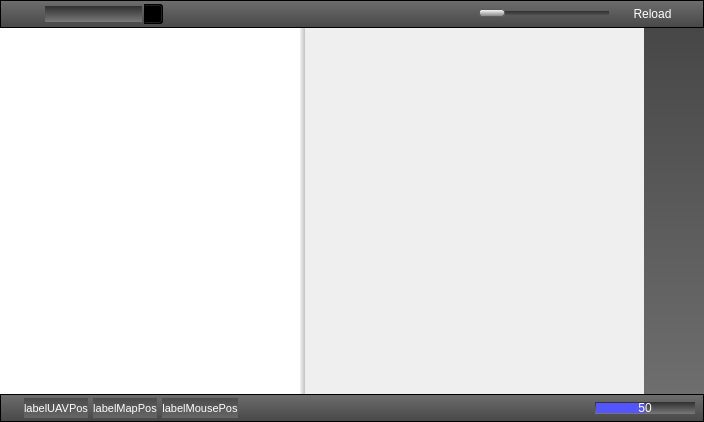
Old version of the form ground/src/plugins/opmap/opmap_widget.ui in the repository openpilot/OpenPilot.
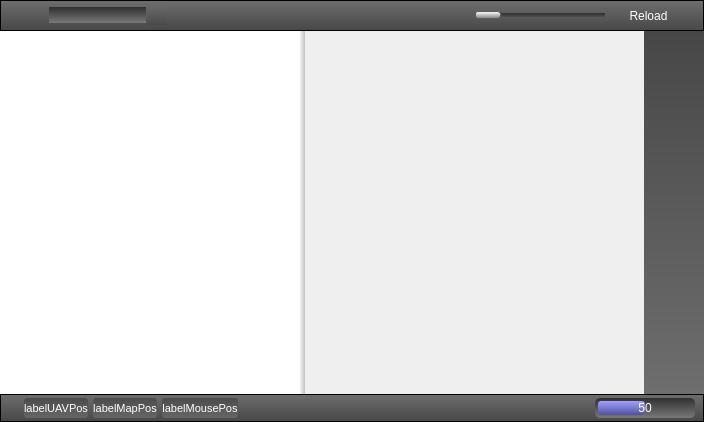
New version of the form. Icons and pictures are not drawn.

Commit message: StyleSheet adjustments on the new map plug-in

Diff of the .ui file:
```diff
--- a/ground/src/plugins/opmap/opmap_widget.ui
+++ b/ground/src/plugins/opmap/opmap_widget.ui
@@ -70,6 +70,8 @@
 /* background-color: rgba(255, 255, 255, 0); */
 background-color: qlineargradient(spread:pad, x1:0.5, y1:0, x2:0.5, y2:1, stop:0 rgba(64, 64, 64, 255), stop:1 rgba(128, 128, 128, 255));
 color: rgb(255, 255, 255);
+border: 0px; 
+border-radius: 3px;
 }
 
 QToolButton {	/* all types of tool button */ 
@@ -77,6 +79,7 @@
 color: rgb(255, 255, 255);
 /*border-style: none;*/
 border: 0px; 
+border-radius: 3px;
 }
 QToolButton:hover {
 background-color: qlineargradient(spread:pad, x1:0.5, y1:0, x2:0.5, y2:1, stop:0 rgba(255, 160, 0, 255), stop:1 rgba(160, 100, 0, 255));
@@ -90,6 +93,8 @@
 QToolButton:checked {
 background-color: qlineargradient(spread:pad, x1:0.5, y1:0, x2:0.5, y2:1, stop:0 rgba(48, 48, 48, 255), stop:1 rgba(120, 120, 120, 255));
 color: rgb(255, 255, 255);
+border: 0px; 
+border-radius: 3px;
 }
 
 QSlider::groove:horizontal {
@@ -110,17 +115,18 @@
 background-color: qlineargradient(spread:pad, x1:0.5, y1:0, x2:0.5, y2:1, stop:0 rgba(48, 48, 48, 255), stop:1 rgba(120, 120, 120, 255));
 color: rgb(255, 255, 255);
 }
-QComboBox:hover {
+QComboBox::down-arrow:on {
 background-color: qlineargradient(spread:pad, x1:0.5, y1:0, x2:0.5, y2:1, stop:0 rgba(48, 48, 48, 255), stop:1 rgba(120, 120, 120, 255));
-	background-color: rgb(197, 138, 0);
+top: 1px; left: 1px;	/* shift the arrow when popup is open */
 }
 QComboBox::down-arrow {
      image: url(:/opmap/images/combobox_down_arrow.png);
 }
 QComboBox:drop-down {
+background-color: qlineargradient(spread:pad, x1:0.5, y1:0, x2:0.5, y2:1, stop:0 rgba(110, 110, 110, 255), stop:1 rgba(71, 71, 71, 255));
      subcontrol-origin: padding;
      subcontrol-position: top right;
-     border-left-style: 1px solid black;
+     border-left-style: 1px solid white;
      border-top-right-radius: 1px;
      border-bottom-right-radius: 1px;
 }
@@ -129,6 +135,7 @@
 color: rgb(0, 0, 0);
 border: 2px solid darkgray;
 selection-background-color: lightgray;
+border-radius: 3px;
 }
 
 QToolTip {
@@ -195,6 +202,12 @@
              <iconset resource="../coreplugin/core.qrc">
               <normaloff>:/core/images/prev.png</normaloff>:/core/images/prev.png</iconset>
             </property>
+            <property name="iconSize">
+             <size>
+              <width>20</width>
+              <height>20</height>
+             </size>
+            </property>
             <property name="autoRaise">
              <bool>false</bool>
             </property>
@@ -282,8 +295,8 @@
             </property>
             <property name="iconSize">
              <size>
-              <width>16</width>
-              <height>16</height>
+              <width>20</width>
+              <height>20</height>
              </size>
             </property>
             <property name="autoRaise">
@@ -327,8 +340,8 @@
             </property>
             <property name="iconSize">
              <size>
-              <width>16</width>
-              <height>16</height>
+              <width>20</width>
+              <height>20</height>
              </size>
             </property>
             <property name="autoRepeat">
@@ -356,8 +369,8 @@
             </property>
             <property name="iconSize">
              <size>
-              <width>16</width>
-              <height>16</height>
+              <width>20</width>
+              <height>20</height>
              </size>
             </property>
             <property name="checkable">
@@ -404,8 +417,8 @@
             </property>
             <property name="iconSize">
              <size>
-              <width>16</width>
-              <height>16</height>
+              <width>20</width>
+              <height>20</height>
              </size>
             </property>
             <property name="autoRepeat">
@@ -433,8 +446,8 @@
             </property>
             <property name="iconSize">
              <size>
-              <width>16</width>
-              <height>16</height>
+              <width>20</width>
+              <height>20</height>
              </size>
             </property>
             <property name="autoRepeat">
@@ -475,8 +488,8 @@
             </property>
             <property name="iconSize">
              <size>
-              <width>16</width>
-              <height>16</height>
+              <width>20</width>
+              <height>20</height>
              </size>
             </property>
             <property name="autoRaise">
@@ -505,8 +518,8 @@
             </property>
             <property name="iconSize">
              <size>
-              <width>16</width>
-              <height>16</height>
+              <width>20</width>
+              <height>20</height>
              </size>
             </property>
             <property name="autoRaise">
@@ -544,8 +557,7 @@
              <bool>false</bool>
             </property>
             <property name="styleSheet">
-             <string notr="true">background-color: rgba(255, 255, 255, 0);
-color: rgb(255, 255, 255);</string>
+             <string notr="true"/>
             </property>
             <property name="minimum">
              <number>2</number>
@@ -605,8 +617,8 @@
             </property>
             <property name="iconSize">
              <size>
-              <width>16</width>
-              <height>16</height>
+              <width>20</width>
+              <height>20</height>
              </size>
             </property>
             <property name="autoRaise">
@@ -638,6 +650,12 @@
              <iconset resource="../coreplugin/core.qrc">
               <normaloff>:/core/images/next.png</normaloff>:/core/images/next.png</iconset>
             </property>
+            <property name="iconSize">
+             <size>
+              <width>20</width>
+              <height>20</height>
+             </size>
+            </property>
             <property name="autoRaise">
              <bool>false</bool>
             </property>
@@ -1161,6 +1179,7 @@
 color: rgb(255, 255, 255);
 /*border: 1px solid black;*/
 border: none;
+border-radius: 3px;
 }
 
 QToolTip {
@@ -1369,7 +1388,7 @@
             <property name="maximumSize">
              <size>
               <width>100</width>
-              <height>12</height>
+              <height>20</height>
              </size>
             </property>
             <property name="autoFillBackground">
@@ -1377,14 +1396,17 @@
             </property>
             <property name="styleSheet">
              <string notr="true">QProgressBar {
-border: nonei;
-padding: 1px;
+border: none;
+border-radius: 5px;
+padding: 3px;
 background-color: qlineargradient(spread:pad, x1:0.5, y1:0, x2:0.5, y2:1, stop:0 rgba(48, 48, 48, 255), stop:1 rgba(120, 120, 120, 255));
 color: rgb(255, 255, 255);
 }
 QProgressBar::chunk {
-	background-color: rgb(85, 85, 255);
+background-color: rgb(85, 85, 255);
+background-color: qlineargradient(spread:pad, x1:0.5, y1:0, x2:0.5, y2:1, stop:0 rgba(160, 160, 255, 255), stop:1 rgba(80, 80, 160, 255));
 border: none;
+border-radius: 3px;
 }</string>
             </property>
             <property name="value">
```
Left out of the diff: 8 changed lines with no effect on the pictures. The commit also changes 2 other files.
